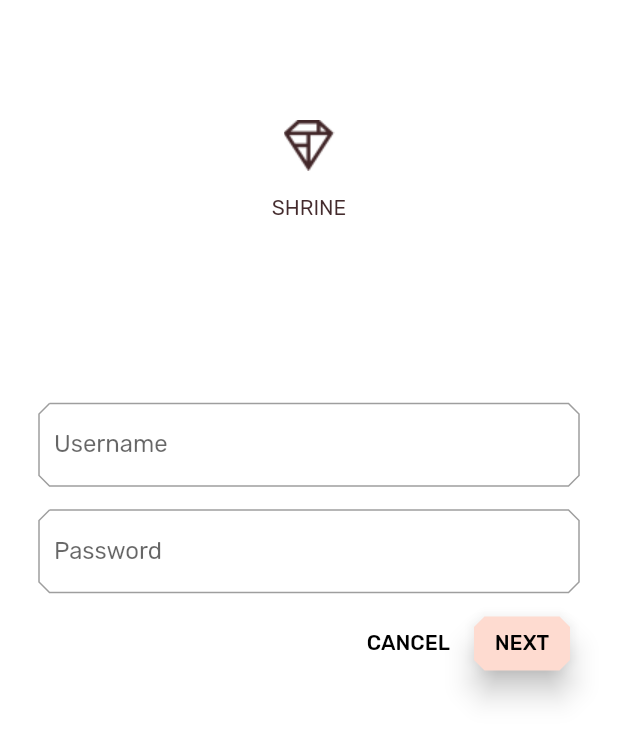
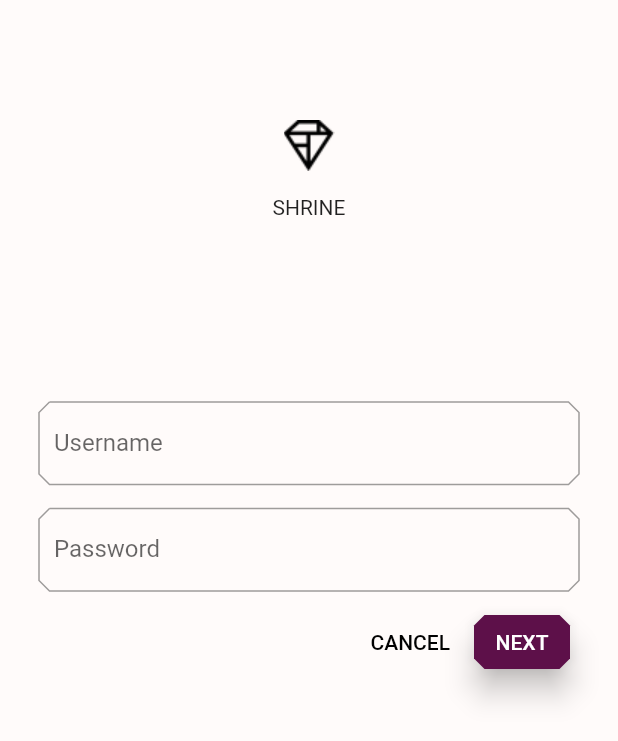
Before and after one commit to kaustavr19/ShrineApp_Material_Components_MDC_BasicsFlutter_GDpath, a Flutter app: the screen it shows after launch, on a phone screen of 412 x 824 dp. Shown: the top 741 px of the screen. Run offline on Flutter 3.47's test engine with Material 2 defaults, Android fonts, the light colour scheme and no system bars; Roboto replaces fonts that are missing (Raleway).

Commit message:
MDC-103 colors changed and MDC_103 final version done

```diff
--- a/lib/colors.dart
+++ b/lib/colors.dart
@@ -11,3 +11,5 @@
 
 const kShrineSurfaceWhite = const Color(0xFFFFFBFA);
 const kShrineBackgroundWhite = Colors.white;
+const kShrinePurple = Color(0xFF5D1049);
+const kShrineBlack = Color(0xFF000000);
--- a/lib/home.dart
+++ b/lib/home.dart
@@ -13,7 +13,7 @@
     // TODO: Pass Category variable to AsymmetricView (104)
     return Scaffold(
       appBar: AppBar(
-        brightness: Brightness.light,
+        brightness: Brightness.dark,
         leading: IconButton(
           icon: Icon(Icons.menu),
           onPressed: () {
--- a/lib/login.dart
+++ b/lib/login.dart
@@ -39,7 +39,10 @@
             SizedBox(height: 80.0),
             Column(
               children: <Widget>[
-                Image.asset('assets/diamond.png'),
+                Image.asset(
+                  'assets/diamond.png',
+                  color: kShrineBlack,
+                ),
                 SizedBox(height: 16.0),
                 Text('SHRINE'),
               ],
```
Also changed, not shown: lib/app.dart (+7 -15 lines).
